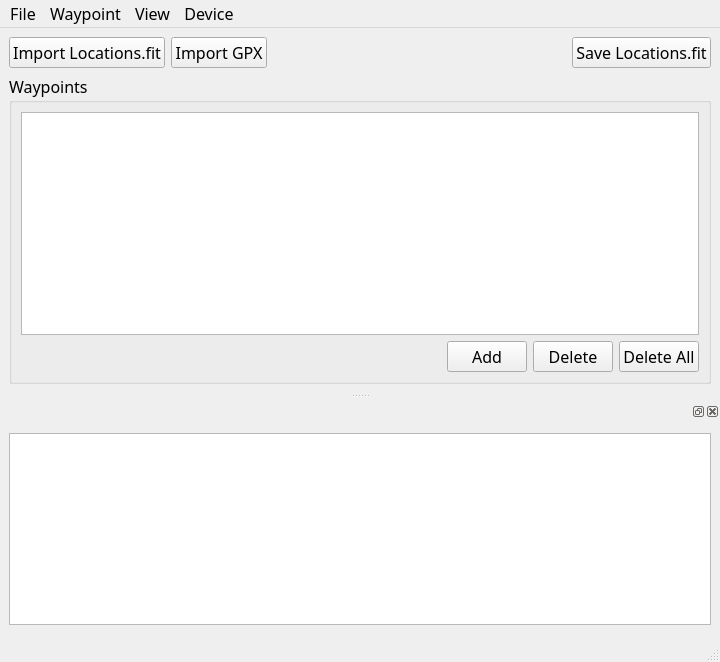
Qt form src/main/python/location_tool/ui_layouts/main_window.ui (rootrootde/LocationsFITTool) before a commit.
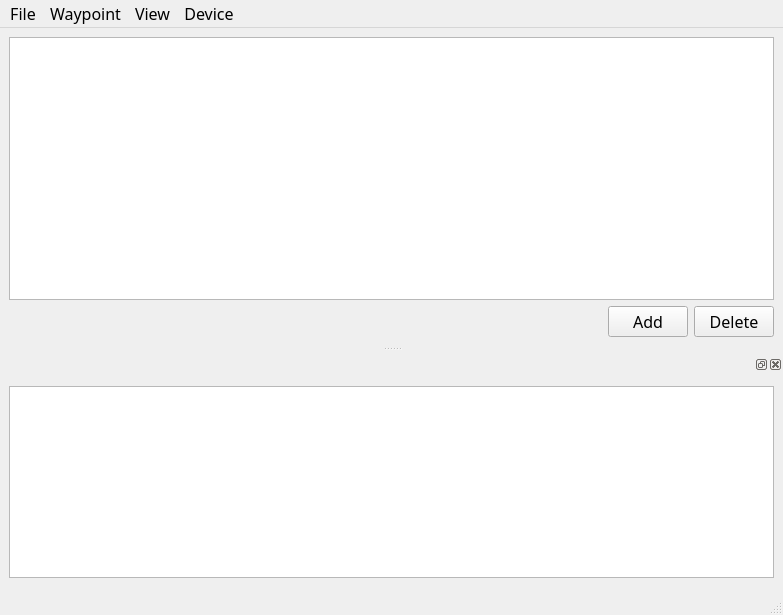
The same form after that commit. Icons and pictures are not drawn.

Commit message: Refactor UI Main Window and Waypoint Table

```diff
--- a/src/main/python/location_tool/ui_layouts/main_window.ui
+++ b/src/main/python/location_tool/ui_layouts/main_window.ui
@@ -6,8 +6,8 @@
    <rect>
     <x>0</x>
     <y>0</y>
-    <width>720</width>
-    <height>662</height>
+    <width>783</width>
+    <height>615</height>
    </rect>
   </property>
   <property name="font">
@@ -31,67 +31,40 @@
         }
 </string>
   </property>
+  <property name="iconSize">
+   <size>
+    <width>48</width>
+    <height>48</height>
+   </size>
+  </property>
   <property name="dockOptions">
    <set>QMainWindow::DockOption::AllowTabbedDocks|QMainWindow::DockOption::AnimatedDocks</set>
   </property>
   <widget class="QWidget" name="centralwidget">
-   <layout class="QVBoxLayout" name="verticalLayout_7">
-    <item>
-     <layout class="QHBoxLayout" name="file_btns_layout">
-      <item>
-       <widget class="QPushButton" name="import_locations_fit_btn">
-        <property name="text">
-         <string>Import Locations.fit</string>
-        </property>
-       </widget>
-      </item>
-      <item>
-       <widget class="QPushButton" name="import_gpx_btn">
-        <property name="text">
-         <string>Import GPX</string>
-        </property>
-       </widget>
-      </item>
-      <item>
-       <spacer name="horizontalSpacer">
-        <property name="orientation">
-         <enum>Qt::Orientation::Horizontal</enum>
-        </property>
-        <property name="sizeHint" stdset="0">
-         <size>
-          <width>40</width>
-          <height>20</height>
-         </size>
-        </property>
-       </spacer>
-      </item>
-      <item>
-       <widget class="QPushButton" name="save_locations_fit_btn">
-        <property name="text">
-         <string>Save Locations.fit</string>
-        </property>
-       </widget>
-      </item>
-     </layout>
-    </item>
-    <item>
-     <layout class="QHBoxLayout" name="horizontalLayout_2">
-      <item>
-       <widget class="QGroupBox" name="waypoint_group_box">
-        <property name="title">
-         <string>Waypoints</string>
-        </property>
         <layout class="QVBoxLayout" name="verticalLayout_3">
          <item>
-          <layout class="QVBoxLayout" name="waypoint_area">
+     <widget class="QWidget" name="waypoint_group_box" native="true">
+      <layout class="QVBoxLayout" name="verticalLayout_2">
+       <property name="spacing">
+        <number>-1</number>
+       </property>
+       <property name="leftMargin">
+        <number>0</number>
+       </property>
+       <property name="topMargin">
+        <number>0</number>
+       </property>
            <property name="rightMargin">
             <number>0</number>
            </property>
+       <property name="bottomMargin">
+        <number>0</number>
+       </property>
            <item>
             <widget class="QTableWidget" name="waypoint_table"/>
            </item>
            <item>
-            <layout class="QHBoxLayout" name="wpt_btns_layout">
+        <layout class="QHBoxLayout" name="horizontalLayout">
              <item>
               <spacer name="horizontalSpacer_2">
                <property name="orientation">
@@ -107,40 +80,53 @@
              </item>
              <item>
               <widget class="QPushButton" name="add_wpt_btn">
+           <property name="sizePolicy">
+            <sizepolicy hsizetype="Preferred" vsizetype="Fixed">
+             <horstretch>0</horstretch>
+             <verstretch>0</verstretch>
+            </sizepolicy>
+           </property>
                <property name="text">
                 <string>Add</string>
                </property>
+           <property name="iconSize">
+            <size>
+             <width>24</width>
+             <height>24</height>
+            </size>
+           </property>
               </widget>
              </item>
              <item>
               <widget class="QPushButton" name="delete_wpt_btn">
+           <property name="sizePolicy">
+            <sizepolicy hsizetype="Preferred" vsizetype="Fixed">
+             <horstretch>0</horstretch>
+             <verstretch>0</verstretch>
+            </sizepolicy>
+           </property>
+           <property name="layoutDirection">
+            <enum>Qt::LayoutDirection::LeftToRight</enum>
+           </property>
                <property name="text">
                 <string>Delete</string>
                </property>
-              </widget>
-             </item>
-             <item>
-              <widget class="QPushButton" name="delete_all_wpts_btn">
-               <property name="text">
-                <string>Delete All</string>
+           <property name="iconSize">
+            <size>
+             <width>24</width>
+             <height>24</height>
+            </size>
                </property>
               </widget>
              </item>
             </layout>
            </item>
           </layout>
-         </item>
-        </layout>
-       </widget>
-      </item>
-     </layout>
+     </widget>
     </item>
    </layout>
   </widget>
   <widget class="QDockWidget" name="log_dock">
-   <property name="enabled">
-    <bool>true</bool>
-   </property>
    <attribute name="dockWidgetArea">
     <number>8</number>
    </attribute>
@@ -163,7 +149,7 @@
     <rect>
      <x>0</x>
      <y>0</y>
-     <width>720</width>
+     <width>783</width>
      <height>24</height>
     </rect>
    </property>
```
Left out of the diff: 167 changed lines with no effect on the pictures. Lines whose indentation alone changed are shown as unchanged. The commit also changes 13 other files.
